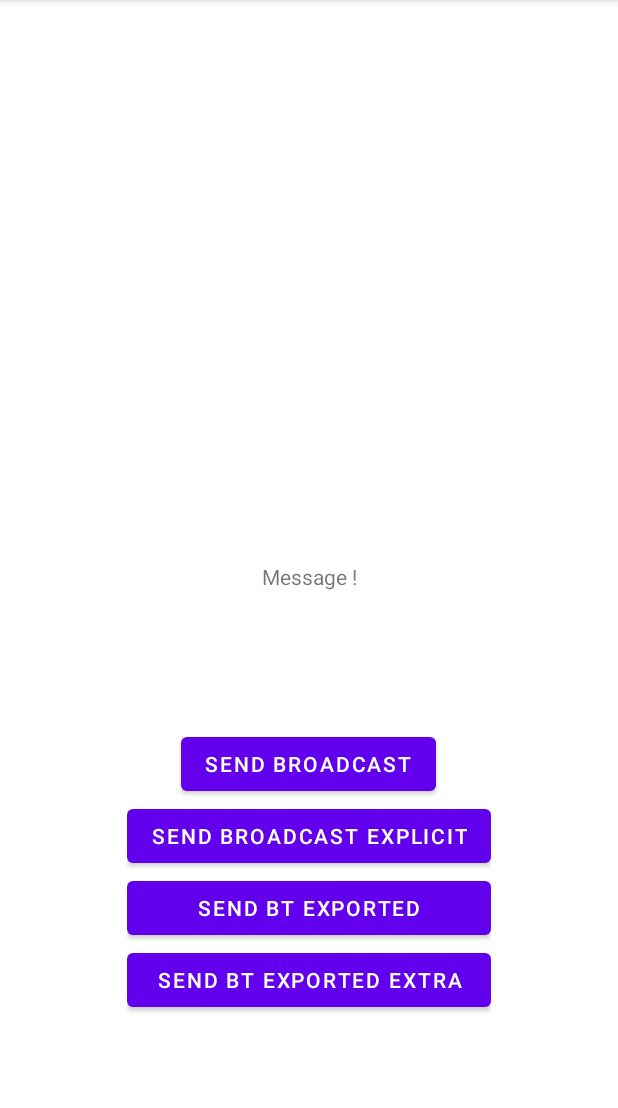
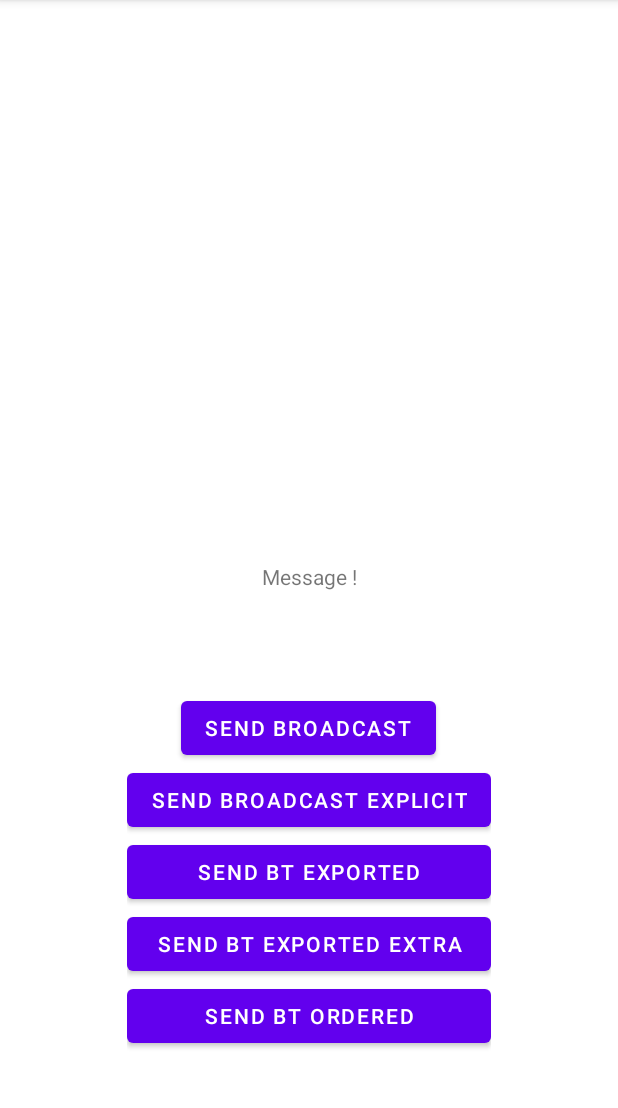
Before and after one commit to deepakwr/BroadcastReceiverExample, an Android app: the screen it shows after launch (MainActivity), on a phone screen of 412 x 824 dp, the part 84-1192 px from its top. Run offline under Robolectric (Android 15) with nearby library versions, the phone set to English and light mode, and no system bars.

Commit message:
Functionality added for ordered broadcast.

```diff
--- a/app/broadcastsender/src/main/java/com/deepak/broadcastsender/MainActivity.java
+++ b/app/broadcastsender/src/main/java/com/deepak/broadcastsender/MainActivity.java
@@ -94,4 +94,10 @@ public class MainActivity extends AppCompatActivity {
             sendBroadcast(intent);
         }
     }
+
+    public void sendBTOrdered(View view){
+        Intent intent = new Intent("com.deepak.broadcastreceiverexample.ORDERED_SAMPLE");
+        intent.setPackage("com.deepak.broadcastreceiverexample");
+        sendOrderedBroadcast(intent,null);
+    }
 }
--- a/app/broadcastsender/src/main/res/layout/activity_main.xml
+++ b/app/broadcastsender/src/main/res/layout/activity_main.xml
@@ -54,6 +54,14 @@
             android:onClick="sendBTWithExtra"
             android:text="SEND BT EXPORTED EXTRA" />
 
+
+        <Button
+            android:id="@+id/button5"
+            android:layout_width="match_parent"
+            android:layout_height="wrap_content"
+            android:onClick="sendBTOrdered"
+            android:text="SEND BT ORDERED" />
+
     </LinearLayout>
 
 </androidx.constraintlayout.widget.ConstraintLayout>
```
Also changed, not shown: app/src/main/AndroidManifest.xml (+12 -0 lines), app/src/main/java/com/deepak/broadcastreceiverexample/MainActivity.java (+11 -0 lines), app/src/main/java/com/deepak/broadcastreceiverexample/recievers/OrderedBroadcastReceiver1.java (added, +16 -0 lines), app/src/main/java/com/deepak/broadcastreceiverexample/recievers/OrderedBroadcastReceiver2.java (added, +16 -0 lines), app/src/main/java/com/deepak/broadcastreceiverexample/recievers/OrderedBroadcastReceiver3.java (added, +16 -0 lines).
